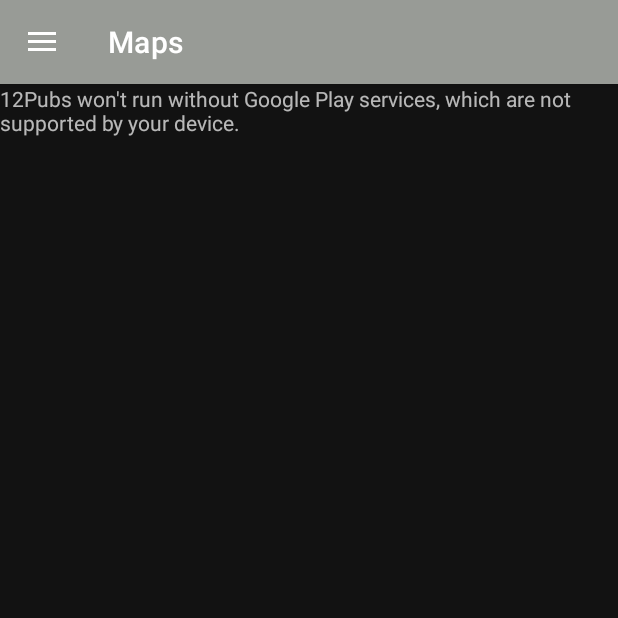
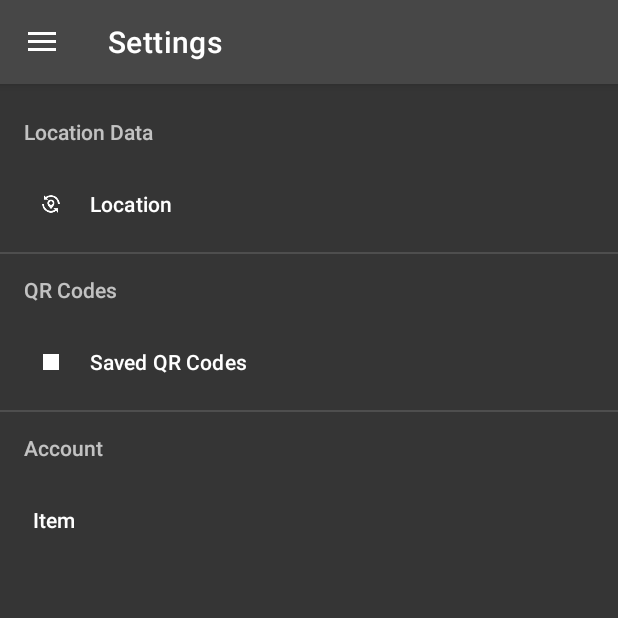
Before and after one commit to IzaacDoyle/12Pubs, an Android app: the screen it shows after launch (MainActivity), in the side drawer, after a tap on "Account", on a phone screen of 412 x 824 dp, the top half of it. Run offline under Robolectric (Android 15) with nearby library versions, the phone set to English and light mode, and no system bars; our stand-ins replace Firebase (no records; nobody signed in at launch, a user with empty details on screens opened directly), navigation-ui.

Commit message:
Updated color

```diff
--- a/app/src/main/AndroidManifest.xml
+++ b/app/src/main/AndroidManifest.xml
@@ -22,7 +22,7 @@
 
         <meta-data
             android:name="com.google.android.geo.API_KEY"
-            android:value="@string/google_maps_key" />
+            android:value="${google_maps_key}" />
 
 
 
--- a/app/src/main/java/Izaac/Doyle/PubsApp/activities/MainActivity.kt
+++ b/app/src/main/java/Izaac/Doyle/PubsApp/activities/MainActivity.kt
@@ -66,9 +66,18 @@ class MainActivity : AppCompatActivity(), onDataPasser {
         // menu should be considered as top level destinations.
         appBarConfiguration = AppBarConfiguration(
             setOf(
-                R.id.nav_home, R.id.nav_pubs, R.id.nav_maps
+                R.id.nav_home, R.id.nav_pubs, R.id.nav_maps, R.id.nav_settings
             ), drawerLayout
         )
+
+
+
+
+
+
+        if (CheckCurrentUser() != null){
+         //   drawerLayout.findViewById<>()
+        }
 
 
         val settingsBtn =
--- a/app/src/main/java/Izaac/Doyle/PubsApp/ui/Maps/MapsFragment.kt
+++ b/app/src/main/java/Izaac/Doyle/PubsApp/ui/Maps/MapsFragment.kt
@@ -66,7 +66,7 @@ class MapsFragment : Fragment(), OnMapReadyCallback, OnMapsSdkInitializedCallbac
                 Log.d("MapsDemo", "The latest version of the renderer is used.")
 
                 GoogleMapOptions().apply {
-                    mapId(resources.getString(R.string.map_id))
+                   // mapId(resources.getString(R.string.map_id))
                 }
             }
             Renderer.LEGACY -> {
--- a/app/src/main/java/Izaac/Doyle/PubsApp/ui/Settings/SettingsFragment.kt
+++ b/app/src/main/java/Izaac/Doyle/PubsApp/ui/Settings/SettingsFragment.kt
@@ -1,4 +1,44 @@
 package Izaac.Doyle.PubsApp.ui.Settings
 
-class SettingsFragment {
+import Izaac.Doyle.PubsApp.R
+import Izaac.Doyle.PubsApp.databinding.FragmentHomeBinding
+import Izaac.Doyle.PubsApp.databinding.SettingsActivityBinding
+import Izaac.Doyle.PubsApp.ui.home.HomeViewModel
+import android.os.Bundle
+import android.view.LayoutInflater
+import android.view.View
+import android.view.ViewGroup
+import android.widget.TextView
+import androidx.fragment.app.Fragment
+import androidx.lifecycle.ViewModelProvider
+
+class SettingsFragment: Fragment() {
+
+    private lateinit var settingsViewModel: SettingsViewModel
+    private var _binding: SettingsActivityBinding? = null
+
+    // This property is only valid between onCreateView and
+    // onDestroyView.
+    private val binding get() = _binding!!
+
+    override fun onCreateView(
+        inflater: LayoutInflater,
+        container: ViewGroup?,
+        savedInstanceState: Bundle?
+    ): View? {
+        settingsViewModel =
+            ViewModelProvider(this)[SettingsViewModel::class.java]
+
+        _binding = SettingsActivityBinding.inflate(inflater, container, false)
+        val root: View = binding.root
+
+
+
+        return root
+    }
+
+    override fun onDestroyView() {
+        super.onDestroyView()
+        _binding = null
+    }
 }
--- a/app/src/main/java/Izaac/Doyle/PubsApp/ui/Settings/SettingsViewModel.kt
+++ b/app/src/main/java/Izaac/Doyle/PubsApp/ui/Settings/SettingsViewModel.kt
@@ -1,4 +1,9 @@
 package Izaac.Doyle.PubsApp.ui.Settings
 
-class SettingsViewModel {
+import androidx.lifecycle.LiveData
+import androidx.lifecycle.MutableLiveData
+import androidx.lifecycle.ViewModel
+
+class SettingsViewModel: ViewModel() {
+
 }
--- a/app/src/main/java/Izaac/Doyle/PubsApp/ui/home/HomeFragment.kt
+++ b/app/src/main/java/Izaac/Doyle/PubsApp/ui/home/HomeFragment.kt
@@ -26,7 +26,7 @@ class HomeFragment : Fragment() {
             savedInstanceState: Bundle?
     ): View? {
         homeViewModel =
-                ViewModelProvider(this).get(HomeViewModel::class.java)
+            ViewModelProvider(this)[HomeViewModel::class.java]
 
         _binding = FragmentHomeBinding.inflate(inflater, container, false)
         val root: View = binding.root
--- a/app/src/main/res/layout/settings_activity.xml
+++ b/app/src/main/res/layout/settings_activity.xml
@@ -4,7 +4,6 @@
     xmlns:tools="http://schemas.android.com/tools"
     android:layout_width="match_parent"
     android:layout_height="match_parent">
-
 
 
     <LinearLayout
@@ -19,8 +18,8 @@
         <com.google.android.material.navigation.NavigationView
             android:layout_width="match_parent"
             android:layout_height="match_parent"
-            app:itemIconTint="@color/black"
-            app:itemTextColor="#000000"
+            app:itemIconTint="@color/white"
+            app:itemTextColor="@color/white"
             app:menu="@menu/settings_menu" />
     </LinearLayout>
 </androidx.constraintlayout.widget.ConstraintLayout>
--- a/app/src/main/res/menu/activity_main_drawer.xml
+++ b/app/src/main/res/menu/activity_main_drawer.xml
@@ -20,6 +20,11 @@
           android:id="@+id/nav_pubs"
         />
 
+    <item android:title="Maps"
+        android:id="@+id/nav_maps"
+        />
+
+
    </menu>
 
 
@@ -36,7 +41,7 @@
     <item
         android:icon="@mipmap/icon_settings_foreground"
         android:title="Account"
-        android:id="@+id/nav_maps"/>
+        android:id="@+id/nav_settings"/>
 
 
    </menu>
--- a/app/src/main/res/menu/settings_menu.xml
+++ b/app/src/main/res/menu/settings_menu.xml
@@ -2,7 +2,7 @@
 <menu xmlns:android="http://schemas.android.com/apk/res/android"
     xmlns:app="http://schemas.android.com/apk/res-auto"
     xmlns:tools="http://schemas.android.com/tools"
-
+    app:popupTheme="@style/DarkSettings"
     >
 
 
--- a/app/src/main/res/navigation/mobile_navigation.xml
+++ b/app/src/main/res/navigation/mobile_navigation.xml
@@ -22,4 +22,8 @@
         android:name="Izaac.Doyle.PubsApp.ui.Maps.MapsFragment"
         android:label="@string/menu_maps"
         tools:layout="@layout/fragment_maps" />
+    <fragment
+        android:id="@+id/nav_settings"
+        android:name="Izaac.Doyle.PubsApp.ui.Settings.SettingsFragment"
+        android:label="@string/menu_settings" />
 </navigation>
--- a/app/src/main/res/values-night/themes.xml
+++ b/app/src/main/res/values-night/themes.xml
@@ -2,8 +2,8 @@
     <!-- Base application theme. -->
     <style name="Theme.12Pubs" parent="Theme.MaterialComponents.DayNight.DarkActionBar">
         <!-- Primary brand color. -->
-        <item name="colorPrimary">#989B96</item>
-        <item name="colorPrimaryVariant">@color/purple_700</item>
+        <item name="colorPrimary">@color/Background_color</item>
+        <item name="colorPrimaryVariant">@color/Background_color</item>
         <item name="colorOnPrimary">@color/black</item>
         <!-- Secondary brand color. -->
         <item name="colorSecondary">@color/teal_200</item>
@@ -19,6 +19,10 @@
         <item name="windowNoTitle">true</item>
     </style>
 
+    <style name="DarkSettings" parent="ThemeOverlay.AppCompat.DayNight">
+        <item name="background">@color/Background_color</item>
+    </style>
+
     <style name="Theme.12Pubs.AppBarOverlay" parent="ThemeOverlay.AppCompat.Dark.ActionBar" />
 
     <style name="Theme.12Pubs.PopupOverlay" parent="ThemeOverlay.AppCompat.Light" />
--- a/app/src/main/res/values/strings.xml
+++ b/app/src/main/res/values/strings.xml
@@ -10,8 +10,9 @@
     <string name="menu_home">Home</string>
     <string name="menu_pubs">Pubs</string>
     <string name="menu_maps">Maps</string>
+    <string name="menu_settings">Settings</string>
 
-    <string name="client_ID">1027952262847-9aa3fdf26jq91ut53luotd4d0ltvmlvk.apps.googleusercontent.com</string>
-    <string name="google_maps_key">AIzaSyC6o4UU0klD4UygXA7iY2CvkbdlDO5Ef8w</string>
-    <string name="map_id">eb8a43f33bd36507</string>
+
+
+
 </resources>
--- a/app/src/main/res/values/themes.xml
+++ b/app/src/main/res/values/themes.xml
@@ -19,6 +19,11 @@
         <item name="windowNoTitle">true</item>
     </style>
 
+    <style name="DarkSettings" parent="ThemeOverlay.AppCompat.Dark">
+        <item name="backgroundColor">@color/Background_color</item>
+    </style>
+
+
     <style name="Theme.12Pubs.AppBarOverlay" parent="ThemeOverlay.AppCompat.Dark.ActionBar" />
 
     <style name="Theme.12Pubs.PopupOverlay" parent="ThemeOverlay.AppCompat.Light" />
--- a/build.gradle
+++ b/build.gradle
@@ -5,7 +5,7 @@ buildscript {
         mavenCentral()
     }
     dependencies {
-        classpath 'com.android.tools.build:gradle:7.0.4'
+        classpath 'com.android.tools.build:gradle:7.1.0'
         classpath "org.jetbrains.kotlin:kotlin-gradle-plugin:1.6.0"
         classpath 'com.google.gms:google-services:4.3.10'
         classpath("com.google.android.libraries.mapsplatform.secrets-gradle-plugin:secrets-gradle-plugin:2.0.0")
```
Also changed, not shown: app/src/main/java/Izaac/Doyle/PubsApp/ui/BottomSheet/BottomFragmentLogin.kt (+16 -16 lines), gradle/wrapper/gradle-wrapper.properties.
